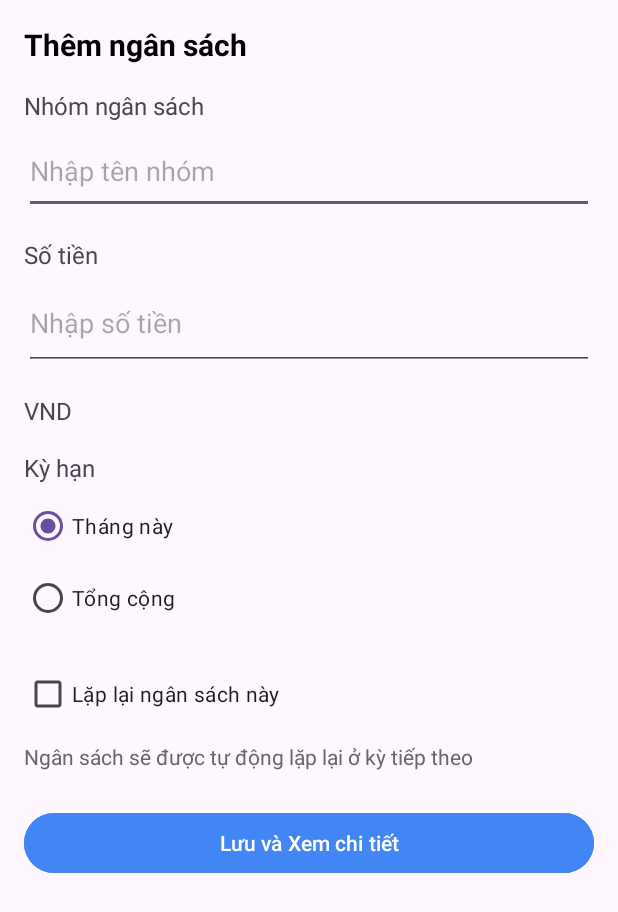
After one commit to nguyenducdong22/Ohappy, an Android app: the AddBudgetActivity screen opened directly, with no data from a screen before it, on a phone screen of 412 x 824 dp. The commit adds this screen. Shown: the top 912 px of the screen. Run offline under Robolectric (Android 15) with nearby library versions, the light colour scheme and no system bars.

Commit message:
Update code

```diff
--- a/app/src/main/AndroidManifest.xml
+++ b/app/src/main/AndroidManifest.xml
@@ -30,7 +30,9 @@
         <activity android:name=".AccountActivity" />
 
         <activity android:name=".ChatbotActivity" android:exported="false"/>
+        <activity android:name=".BudgetActivity" android:exported="false" />
+        <activity android:name=".AddBudgetActivity" android:exported="false" />
+
 
     </application>
-
 </manifest>
--- /dev/null
+++ b/app/src/main/java/com/example/noname/AddBudgetActivity.java
@@ -0,0 +1,73 @@
+package com.example.noname;
+
+import android.os.Bundle;
+import android.widget.Button;
+import android.widget.EditText;
+import android.widget.RadioGroup;
+import android.widget.CheckBox;
+import android.widget.Toast;
+import androidx.appcompat.app.AppCompatActivity;
+
+public class AddBudgetActivity extends AppCompatActivity {
+
+    private EditText etGroup, etAmount;
+    private RadioGroup rgPeriod;
+    private CheckBox cbRecurring;
+    private Button btnSave;
+
+    @Override
+    protected void onCreate(Bundle savedInstanceState) {
+        super.onCreate(savedInstanceState);
+        setContentView(R.layout.activity_add_budget); // Đảm bảo tên layout của bạn là activity_add_budget
+
+        // Ẩn ActionBar nếu không muốn hiển thị
+        if (getSupportActionBar() != null) {
+            getSupportActionBar().hide();
+        }
+
+        // Ánh xạ các View từ layout
+        etGroup = findViewById(R.id.etGroup);
+        etAmount = findViewById(R.id.etAmount);
+        rgPeriod = findViewById(R.id.rgPeriod);
+        cbRecurring = findViewById(R.id.cbRecurring);
+        btnSave = findViewById(R.id.btnSave);
+
+        // Xử lý sự kiện click cho nút "Lưu và Xem chi tiết"
+        if (btnSave != null) { // Đảm bảo nút tồn tại trong layout
+            btnSave.setOnClickListener(v -> {
+                // Lấy dữ liệu từ các trường nhập liệu
+                String groupName = etGroup.getText().toString().trim();
+                String amountStr = etAmount.getText().toString().trim();
+                boolean isRecurring = cbRecurring.isChecked();
+                int selectedPeriodId = rgPeriod.getCheckedRadioButtonId();
+
+                // Kiểm tra dữ liệu đầu vào (ví dụ đơn giản)
+                if (groupName.isEmpty()) {
+                    Toast.makeText(AddBudgetActivity.this, "Vui lòng nhập tên nhóm ngân sách", Toast.LENGTH_SHORT).show();
+                    return;
+                }
+                if (amountStr.isEmpty()) {
+                    Toast.makeText(AddBudgetActivity.this, "Vui lòng nhập số tiền", Toast.LENGTH_SHORT).show();
+                    return;
+                }
+
+                // Chuyển đổi số tiền sang kiểu số
+                double amount = 0;
+                try {
+                    amount = Double.parseDouble(amountStr);
+                } catch (NumberFormatException e) {
+                    Toast.makeText(AddBudgetActivity.this, "Số tiền không hợp lệ", Toast.LENGTH_SHORT).show();
+                    return;
+                }
+
+                // TODO: Tại đây, bạn sẽ thực hiện logic để lưu dữ liệu ngân sách vào cơ sở dữ liệu hoặc Shared Preferences
+                // Ví dụ: DatabaseManager.saveBudget(groupName, amount, selectedPeriodId, isRecurring);
+
+                Toast.makeText(AddBudgetActivity.this, "Đã lưu ngân sách: " + groupName + " - " + amount + " đ", Toast.LENGTH_LONG).show();
+
+                // Sau khi lưu thành công, kết thúc AddBudgetActivity để quay lại BudgetActivity
+                finish();
+            });
+        }
+    }
+}
--- /dev/null
+++ b/app/src/main/res/layout/activity_add_budget.xml
@@ -0,0 +1,109 @@
+<?xml version="1.0" encoding="utf-8"?>
+<ScrollView xmlns:android="http://schemas.android.com/apk/res/android"
+    android:layout_width="match_parent"
+    android:layout_height="match_parent"
+    android:padding="16dp">
+
+    <LinearLayout
+        android:layout_width="match_parent"
+        android:layout_height="wrap_content"
+        android:orientation="vertical">
+
+        <TextView
+            android:layout_width="match_parent"
+            android:layout_height="wrap_content"
+            android:text="Thêm ngân sách"
+            android:textSize="20sp"
+            android:textColor="#000000"
+            android:textStyle="bold"
+            android:layout_marginBottom="16dp"/>
+
+        <TextView
+            android:layout_width="match_parent"
+            android:layout_height="wrap_content"
+            android:text="Nhóm ngân sách"
+            android:textSize="16sp"
+            android:layout_marginBottom="4dp"/>
+
+        <EditText
+            android:id="@+id/etGroup"
+            android:layout_width="match_parent"
+            android:layout_height="57dp"
+            android:layout_marginBottom="16dp"
+            android:hint="Nhập tên nhóm"
+            android:inputType="textCapWords" />
+
+        <TextView
+            android:layout_width="match_parent"
+            android:layout_height="wrap_content"
+            android:text="Số tiền"
+            android:textSize="16sp"
+            android:layout_marginBottom="4dp"/>
+
+        <EditText
+            android:id="@+id/etAmount"
+            android:layout_width="match_parent"
+            android:layout_height="62dp"
+            android:layout_marginBottom="16dp"
+            android:hint="Nhập số tiền"
+            android:inputType="numberDecimal" />
+
+        <TextView
+            android:layout_width="match_parent"
+            android:layout_height="wrap_content"
+            android:text="VND"
+            android:textSize="16sp"
+            android:layout_marginBottom="16dp"/>
+
+        <TextView
+            android:layout_width="match_parent"
+            android:layout_height="wrap_content"
+            android:text="Kỳ hạn"
+            android:textSize="16sp"
+            android:layout_marginBottom="4dp"/>
+
+        <RadioGroup
+            android:id="@+id/rgPeriod"
+            android:layout_width="match_parent"
+            android:layout_height="wrap_content"
+            android:orientation="vertical"
+            android:layout_marginBottom="16dp">
+
+            <RadioButton
+                android:id="@+id/rbThisMonth"
+                android:layout_width="match_parent"
+                android:layout_height="wrap_content"
+                android:text="Tháng này"
+                android:checked="true"/>
+
+            <RadioButton
+                android:id="@+id/rbTotal"
+                android:layout_width="match_parent"
+                android:layout_height="wrap_content"
+                android:text="Tổng cộng"/>
+        </RadioGroup>
+
+        <CheckBox
+            android:id="@+id/cbRecurring"
+            android:layout_width="match_parent"
+            android:layout_height="wrap_content"
+            android:text="Lặp lại ngân sách này"
+            android:layout_marginBottom="8dp"/>
+
+        <TextView
+            android:layout_width="match_parent"
+            android:layout_height="wrap_content"
+            android:text="Ngân sách sẽ được tự động lặp lại ở kỳ tiếp theo"
+            android:textSize="14sp"
+            android:textColor="#666666"
+            android:layout_marginBottom="24dp"/>
+
+        <Button
+            android:id="@+id/btnSave"
+            android:layout_width="match_parent"
+            android:layout_height="wrap_content"
+            android:text="Lưu và Xem chi tiết"
+            android:backgroundTint="#4285F4"
+            android:textColor="#FFFFFF"/>
+    </LinearLayout>
+</ScrollView>
```
Also changed, not shown: app/src/main/java/com/example/noname/BudgetActivity.java (added, +54 -0 lines), app/src/main/java/com/example/noname/MainActivity.java (+47 -41 lines), app/src/main/res/layout/activity_budget.xml (added, +102 -0 lines).
